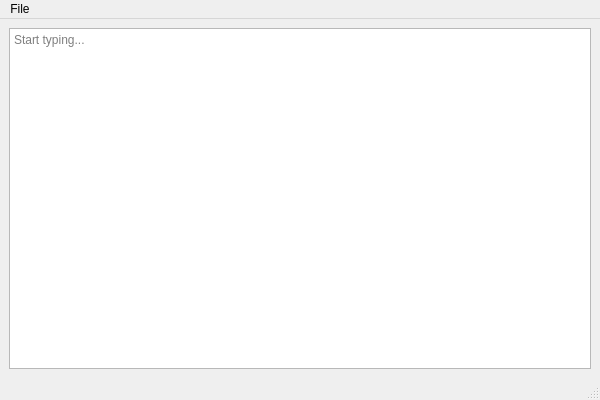
This is mainwindow.ui in PeerCompute/type_assist as Qt 5 draws it before an edit. The edited form follows.
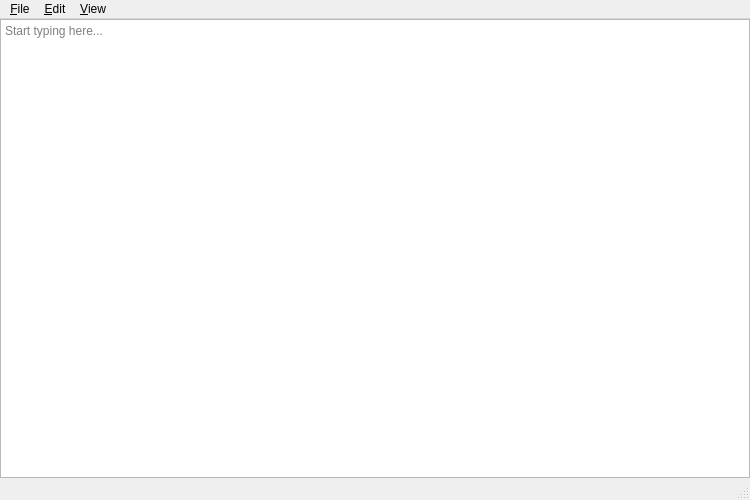
This is the edited form. Custom widgets are drawn as their Qt base class.

Patch:
```diff
--- a/mainwindow.ui
+++ b/mainwindow.ui
@@ -7,16 +7,31 @@
   </property>
   <property name="minimumSize">
    <size>
-    <width>600</width>
-    <height>400</height>
+    <width>750</width>
+    <height>500</height>
    </size>
   </property>
   <widget class="QWidget" name="centralwidget">
    <layout class="QVBoxLayout" name="verticalLayout">
+    <property name="spacing">
+     <number>0</number>
+    </property>
+    <property name="leftMargin">
+     <number>0</number>
+    </property>
+    <property name="topMargin">
+     <number>0</number>
+    </property>
+    <property name="rightMargin">
+     <number>0</number>
+    </property>
+    <property name="bottomMargin">
+     <number>0</number>
+    </property>
     <item>
      <widget class="TextEdit" name="editor">
       <property name="placeholderText">
-       <string>Start typing...</string>
+       <string>Start typing here...</string>
       </property>
      </widget>
     </item>
@@ -25,7 +40,7 @@
   <widget class="QMenuBar" name="menubar">
    <widget class="QMenu" name="menuFile">
     <property name="title">
-     <string>File</string>
+     <string>&amp;File</string>
     </property>
     <addaction name="actionNew"/>
     <addaction name="actionOpen"/>
@@ -35,7 +50,42 @@
     <addaction name="separator"/>
     <addaction name="actionExit"/>
    </widget>
+   <widget class="QMenu" name="menuEdit">
+    <property name="title">
+     <string>&amp;Edit</string>
+    </property>
+    <addaction name="actionUndo"/>
+    <addaction name="actionRedo"/>
+    <addaction name="separator"/>
+    <addaction name="actionCut"/>
+    <addaction name="actionCopy"/>
+    <addaction name="actionPaste"/>
+    <addaction name="actionDelete"/>
+    <addaction name="separator"/>
+    <addaction name="actionFind"/>
+    <addaction name="separator"/>
+    <addaction name="actionSelectAll"/>
+   </widget>
+   <widget class="QMenu" name="menuView">
+    <property name="title">
+     <string>&amp;View</string>
+    </property>
+    <widget class="QMenu" name="menuZoom">
+     <property name="title">
+      <string>Zoom</string>
+     </property>
+     <addaction name="actionZoomIn"/>
+     <addaction name="actionZoomOut"/>
+     <addaction name="actionRestoreDefaultZoom"/>
+    </widget>
+    <addaction name="menuZoom"/>
+    <addaction name="separator"/>
+    <addaction name="actionWordWrap"/>
+    <addaction name="actionStatusBar"/>
+   </widget>
    <addaction name="menuFile"/>
+   <addaction name="menuEdit"/>
+   <addaction name="menuView"/>
   </widget>
   <widget class="QStatusBar" name="statusbar"/>
   <action name="actionNew">
```
Left out of the diff: 87 changed lines with no effect on the pictures.
